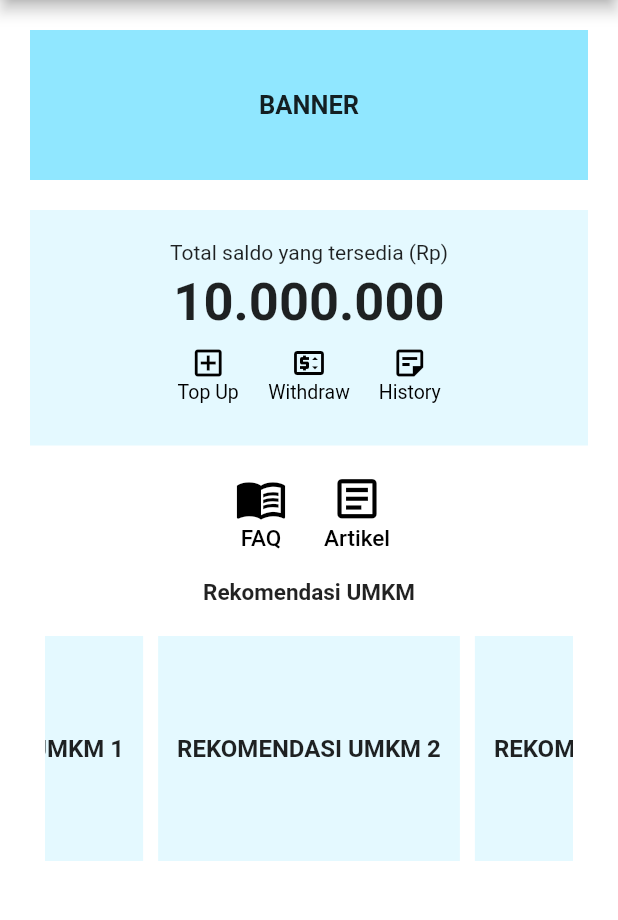
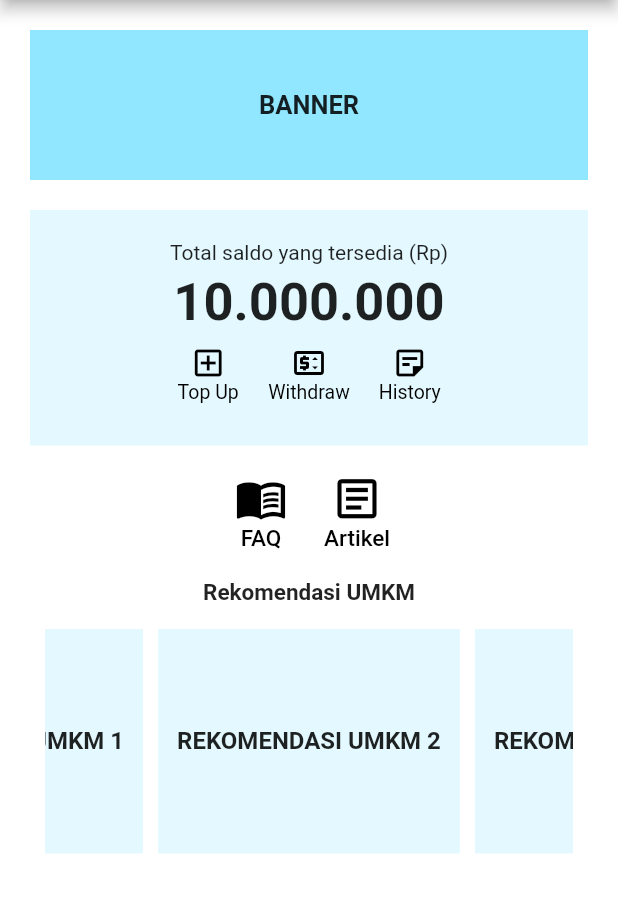
Before and after one commit to hlmnn/investkuy, a Flutter app: the InvestorHome screen opened directly, on a phone screen of 412 x 824 dp, the part 84-1004 px from its top. Run offline on Flutter 3.47's test engine with Material 2 defaults, Android fonts, the phone set to English and light mode, and no system bars; drawn by our look-alikes of carousel_slider; our stand-ins replace dropdown_button2, file_picker, font_awesome_flutter, percent_indicator.

Commit message:
edit investor home and list umkm screen

```diff
--- a/lib/ui/screen/investor/investor_home_screen.dart
+++ b/lib/ui/screen/investor/investor_home_screen.dart
@@ -206,7 +206,7 @@ class _InvestorHomeState extends State<InvestorHome> {
               ),
 
               const Padding(
-                padding: EdgeInsets.only(top: 10, bottom: 10),
+                padding: EdgeInsets.only(top: 10, bottom: 5),
                 child: Text("Rekomendasi UMKM",
                   style: TextStyle(
                     fontSize: 15,
--- a/lib/ui/screen/investor/investor_umkm_screen.dart
+++ b/lib/ui/screen/investor/investor_umkm_screen.dart
@@ -200,7 +200,7 @@ class _InvestorUmkmState extends State<InvestorUmkm> {
                       onTap: () {
                         Navigator.push(
                             context,
-                            MaterialPageRoute(builder: (context) => const InvestorDetailInvesting(title: 'Detail UMKM'))
+                            MaterialPageRoute(builder: (context) => const InvestorDetail(title: 'Detail UMKM'))
                         );
                       },
                       child: Card(
```
